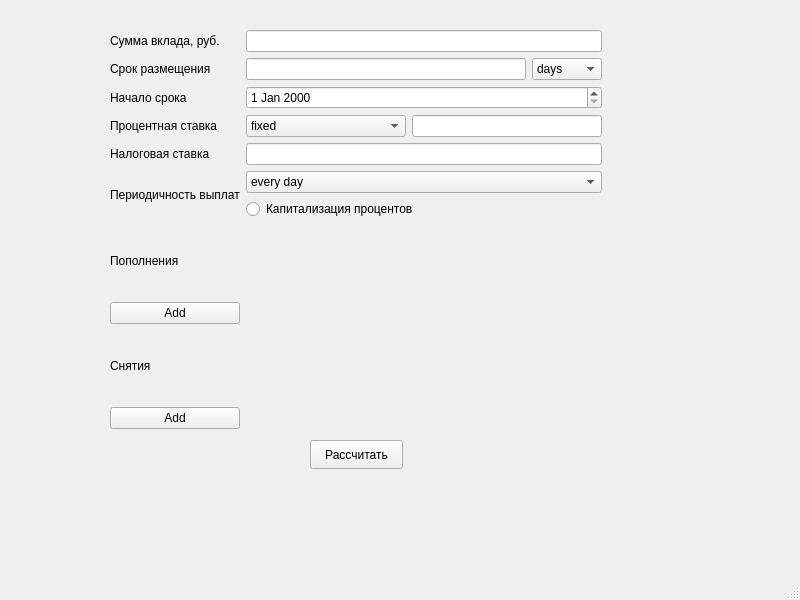
ohiamdaria/smartcalc, file new/deposit/depositcalc.ui: the form before one commit.
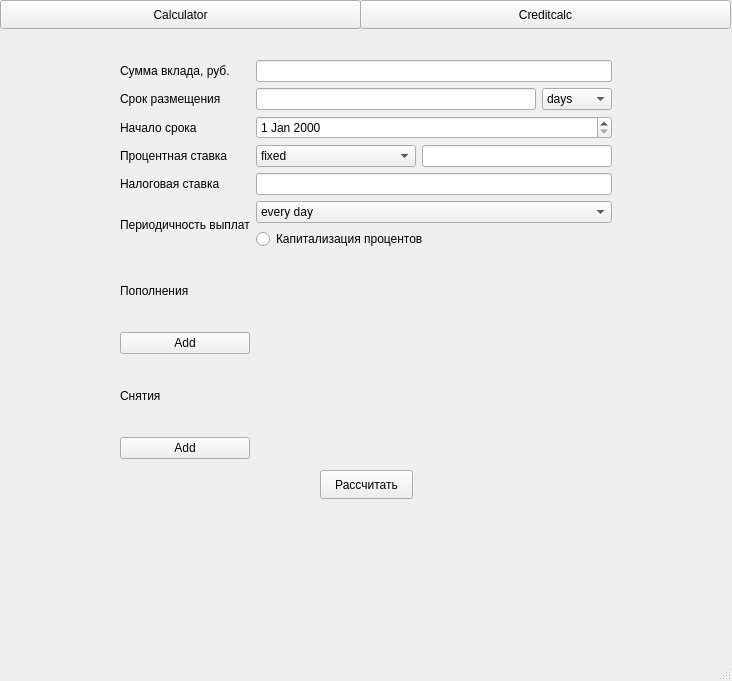
The form after the commit.

```diff
--- a/new/deposit/depositcalc.ui
+++ b/new/deposit/depositcalc.ui
@@ -6,8 +6,8 @@
    <rect>
     <x>0</x>
     <y>0</y>
-    <width>800</width>
-    <height>600</height>
+    <width>732</width>
+    <height>681</height>
    </rect>
   </property>
   <property name="windowTitle">
@@ -17,8 +17,8 @@
    <widget class="QWidget" name="gridLayoutWidget">
     <property name="geometry">
      <rect>
-      <x>110</x>
-      <y>30</y>
+      <x>120</x>
+      <y>60</y>
       <width>492</width>
       <height>399</height>
      </rect>
@@ -167,9 +167,6 @@
        </property>
       </widget>
      </item>
-     <item row="8" column="1">
-      <layout class="QGridLayout" name="gridLayout_3"/>
-     </item>
      <item row="6" column="1">
       <layout class="QVBoxLayout" name="widgets_frame"/>
      </item>
@@ -201,7 +198,7 @@
         </widget>
        </item>
        <item>
-        <widget class="QPushButton" name="pushButton_2">
+        <widget class="QPushButton" name="addWithdrawal_button">
          <property name="text">
           <string>Add</string>
          </property>
@@ -209,13 +206,16 @@
        </item>
       </layout>
      </item>
+     <item row="8" column="1">
+      <layout class="QVBoxLayout" name="widgets_frame2"/>
+     </item>
     </layout>
    </widget>
    <widget class="QPushButton" name="pushButton">
     <property name="geometry">
      <rect>
-      <x>310</x>
-      <y>440</y>
+      <x>320</x>
+      <y>470</y>
       <width>93</width>
       <height>29</height>
      </rect>
@@ -224,6 +224,32 @@
      <string>Рассчитать</string>
     </property>
    </widget>
+   <widget class="QPushButton" name="pushButton_2">
+    <property name="geometry">
+     <rect>
+      <x>0</x>
+      <y>0</y>
+      <width>361</width>
+      <height>29</height>
+     </rect>
+    </property>
+    <property name="text">
+     <string>Calculator</string>
+    </property>
+   </widget>
+   <widget class="QPushButton" name="pushButton_3">
+    <property name="geometry">
+     <rect>
+      <x>360</x>
+      <y>0</y>
+      <width>371</width>
+      <height>29</height>
+     </rect>
+    </property>
+    <property name="text">
+     <string>Creditcalc</string>
+    </property>
+   </widget>
   </widget>
   <widget class="QStatusBar" name="statusbar"/>
  </widget>
```
Left out of the diff: 2 changed lines with no effect on the pictures.
